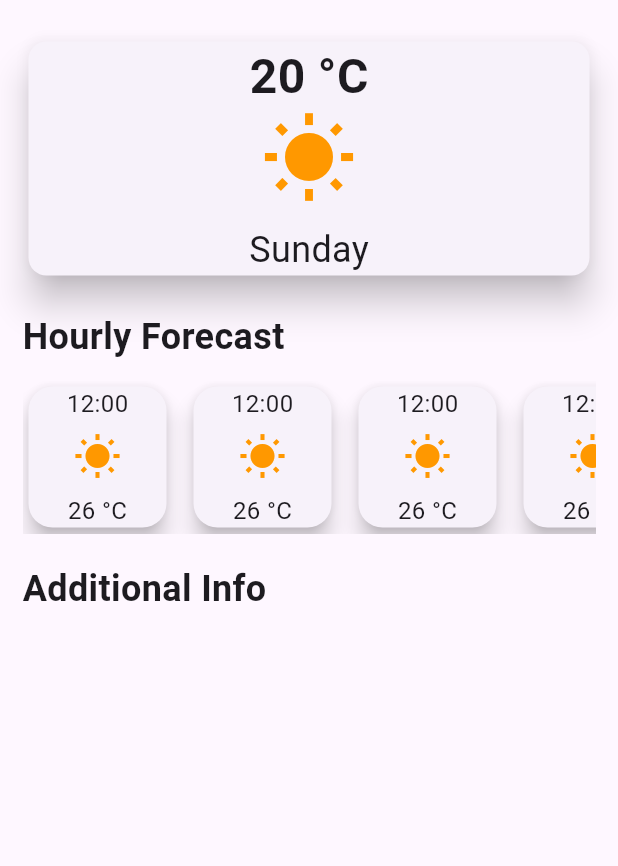
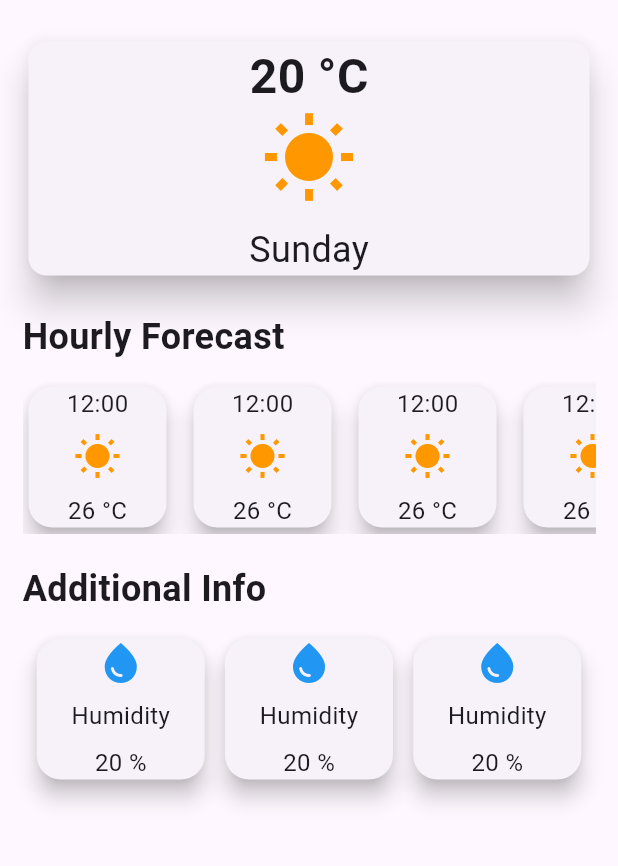
Before and after one commit to gopal-02/weather-app, a Flutter app: the screen it shows after launch, on a phone screen of 412 x 824 dp, the part 71-937 px from its top. Run offline on Flutter 3.47's test engine with Material 3 defaults, Android fonts, the phone set to English and light mode, and no system bars.

Commit message:
Add AdditionalInfo section

```diff
--- /dev/null
+++ b/lib/utils/additional_info.dart
@@ -0,0 +1,40 @@
+import 'package:flutter/material.dart';
+
+class AdditionalInfo extends StatelessWidget {
+  const AdditionalInfo({super.key});
+
+  @override
+  Widget build(BuildContext context) {
+    return SizedBox(
+      width: 120,
+      child: Card(
+        shape: RoundedRectangleBorder(
+          borderRadius: BorderRadius.circular(16),
+        ),
+        elevation: 6,
+        child: Container(
+          width: 120,
+          child: const Column(
+            children: [
+              Icon(
+                Icons.water_drop,
+                size: 32,
+                color: Colors.blue,
+              ),
+              SizedBox(height: 8),
+              Text(
+                'Humidity',
+                style: TextStyle(fontSize: 16),
+              ),
+              SizedBox(height: 8),
+              Text(
+                '20 %',
+                style: TextStyle(fontSize: 16),
+              ),
+            ],
+          ),
+        ),
+      ),
+    );
+  }
+}
--- a/lib/utils/weather_screen.dart
+++ b/lib/utils/weather_screen.dart
@@ -1,5 +1,6 @@
 import 'package:flutter/material.dart';
 import 'package:weather_app/utils/hourly_forecast_cards.dart';
+import 'package:weather_app/utils/additional_info.dart';
 
 class WeatherScreen extends StatelessWidget {
   const WeatherScreen({super.key});
@@ -101,6 +102,14 @@ class WeatherScreen extends StatelessWidget {
             SizedBox(
               height: 12,
             ),
+            Row(
+              mainAxisAlignment: MainAxisAlignment.spaceEvenly,
+              children: [
+                AdditionalInfo(),
+                AdditionalInfo(),
+                AdditionalInfo(),
+              ],
+            ),
           ],
         ),
       ),
```
